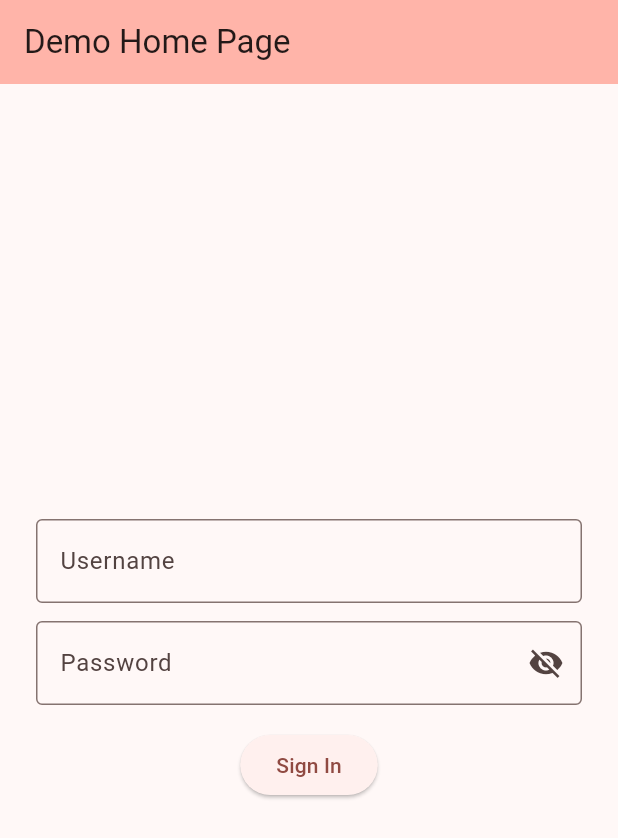
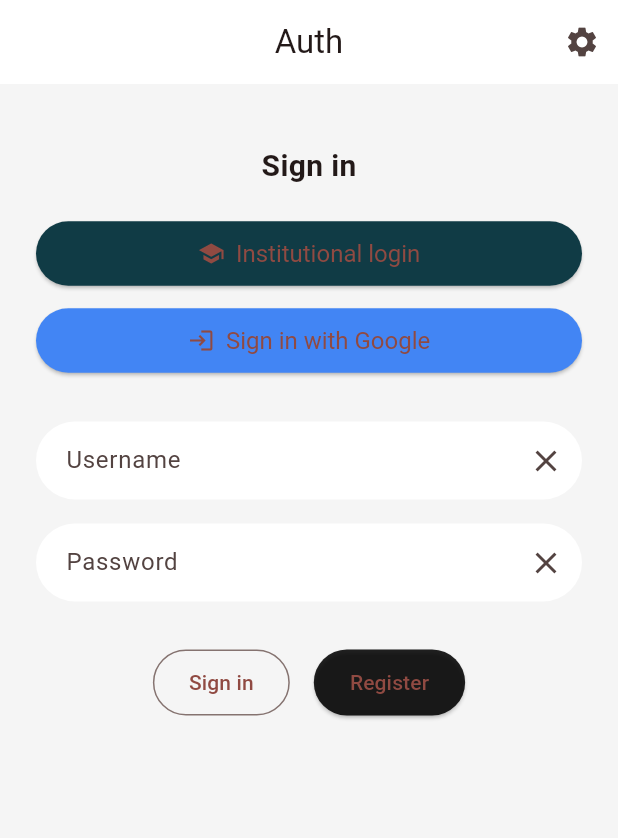
Before and after one commit to LD-UO/SEG4105-POC, a Flutter app: the screen it shows after launch, on a phone screen of 412 x 824 dp. Shown: the top 838 px of the screen. Run offline on Flutter 3.47's test engine with Material 3 defaults, Android fonts, the phone set to English and light mode, and no system bars; our stand-ins replace image_picker.

Commit message:
raindrop drop top, added auth screen

```diff
--- /dev/null
+++ b/flutter_app/lib/auth_screen.dart
@@ -0,0 +1,161 @@
+import 'package:flutter/material.dart';
+
+import 'photo_upload.dart';
+
+class AuthScreen extends StatefulWidget {
+  const AuthScreen({super.key});
+
+  @override
+  State<AuthScreen> createState() => _AuthScreenState();
+}
+
+class _AuthScreenState extends State<AuthScreen> {
+  final TextEditingController _username = TextEditingController();
+  final TextEditingController _password = TextEditingController();
+
+  @override
+  void dispose() {
+    _username.dispose();
+    _password.dispose();
+    super.dispose();
+  }
+
+  void _goToUpload() {
+    Navigator.of(context).push(
+      MaterialPageRoute(builder: (_) => const PhotoUploadPage()),
+    );
+  }
+
+  void _showComingSoon(String label) {
+    ScaffoldMessenger.of(context).showSnackBar(
+      SnackBar(content: Text('$label not wired (POC).')),
+    );
+  }
+
+  @override
+  Widget build(BuildContext context) {
+    return Scaffold(
+      backgroundColor: Colors.grey[100],
+      appBar: AppBar(
+        centerTitle: true,
+        title: const Text('Auth'),
+        backgroundColor: Colors.white,
+        elevation: 0,
+        actions: [
+          IconButton(
+            icon: const Icon(Icons.settings),
+            onPressed: () => _showComingSoon('Settings'),
+          ),
+        ],
+      ),
+      body: Padding(
+        padding: const EdgeInsets.symmetric(horizontal: 24),
+        child: Column(
+          crossAxisAlignment: CrossAxisAlignment.center,
+          children: [
+            const SizedBox(height: 40),
+            const Text(
+              'Sign in',
+              style: TextStyle(fontSize: 20, fontWeight: FontWeight.bold),
+            ),
+            const SizedBox(height: 20),
+            SizedBox(
+              width: double.infinity,
+              child: ElevatedButton.icon(
+                onPressed: () => _showComingSoon('Institutional login'),
+                icon: const Icon(Icons.school),
+                label: const Text('Institutional login'),
+                style: ElevatedButton.styleFrom(
+                  backgroundColor: const Color(0xFF103B45),
+                  padding: const EdgeInsets.symmetric(vertical: 12),
+                  textStyle: const TextStyle(fontSize: 16),
+                ),
+              ),
+            ),
+            const SizedBox(height: 10),
+            SizedBox(
+              width: double.infinity,
+              child: ElevatedButton.icon(
+                onPressed: () => _showComingSoon('Google login'),
+                icon: const Icon(Icons.login),
+                label: const Text('Sign in with Google'),
+                style: ElevatedButton.styleFrom(
+                  backgroundColor: const Color(0xFF4285F4),
+                  padding: const EdgeInsets.symmetric(vertical: 12),
+                  textStyle: const TextStyle(fontSize: 16),
+                ),
+              ),
+            ),
+            const SizedBox(height: 30),
+            TextField(
+              controller: _username,
+              decoration: InputDecoration(
+                hintText: 'Username',
+                suffixIcon: IconButton(
+                  icon: const Icon(Icons.clear),
+                  onPressed: () => _username.clear(),
+                ),
+                filled: true,
+                fillColor: Colors.white,
+                contentPadding:
+                    const EdgeInsets.symmetric(vertical: 14, horizontal: 16),
+                border: OutlineInputBorder(
+                  borderRadius: BorderRadius.circular(30),
+                  borderSide: BorderSide.none,
+                ),
+              ),
+            ),
+            const SizedBox(height: 16),
+            TextField(
+              controller: _password,
+              obscureText: true,
+              decoration: InputDecoration(
+                hintText: 'Password',
+                suffixIcon: IconButton(
+                  icon: const Icon(Icons.clear),
+                  onPressed: () => _password.clear(),
+                ),
+                filled: true,
+                fillColor: Colors.white,
+                contentPadding:
+                    const EdgeInsets.symmetric(vertical: 14, horizontal: 16),
+                border: OutlineInputBorder(
+                  borderRadius: BorderRadius.circular(30),
+                  borderSide: BorderSide.none,
+                ),
+              ),
+            ),
+            const SizedBox(height: 30),
+            Row(
+              mainAxisAlignment: MainAxisAlignment.center,
+              children: [
+                OutlinedButton(
+                  onPressed: _goToUpload,
+                  style: OutlinedButton.styleFrom(
+                    padding: const EdgeInsets.symmetric(
+                      vertical: 12,
+                      horizontal: 24,
+                    ),
+                  ),
+                  child: const Text('Sign in'),
+                ),
+                const SizedBox(width: 16),
+                ElevatedButton(
+                  onPressed: () => _showComingSoon('Register'),
+                  style: ElevatedButton.styleFrom(
+                    backgroundColor: Colors.black87,
+                    padding: const EdgeInsets.symmetric(
+                      vertical: 12,
+                      horizontal: 24,
+                    ),
+                  ),
+                  child: const Text('Register'),
+                ),
+              ],
+            ),
+          ],
+        ),
+      ),
+    );
+  }
+}
--- a/flutter_app/lib/main.dart
+++ b/flutter_app/lib/main.dart
@@ -1,5 +1,5 @@
 import 'package:flutter/material.dart';
-import 'photo_upload.dart'; // added import for the new view
+import 'auth_screen.dart';
 
 void main() {
   runApp(const MyApp());
@@ -31,123 +31,7 @@ class MyApp extends StatelessWidget {
         // tested with just a hot reload.
         colorScheme: ColorScheme.fromSeed(seedColor: Colors.red),
       ),
-      home: const MyHomePage(title: 'Demo Home Page'),
+      home: const AuthScreen(),
     );
   }
 }
-
-class MyHomePage extends StatefulWidget {
-  const MyHomePage({super.key, required this.title});
-
-  // This widget is the home page of your application. It is stateful, meaning
-  // that it has a State object (defined below) that contains fields that affect
-  // how it looks.
-
-  // This class is the configuration for the state. It holds the values (in this
-  // case the title) provided by the parent (in this case the App widget) and
-  // used by the build method of the State. Fields in a Widget subclass are
-  // always marked "final".
-
-  final String title;
-
-  @override
-  State<MyHomePage> createState() => _MyHomePageState();
-}
-
-class _MyHomePageState extends State<MyHomePage> {
-  // added form key and controllers
-  final _formKey = GlobalKey<FormState>();
-  final TextEditingController _usernameController = TextEditingController();
-  final TextEditingController _passwordController = TextEditingController();
-  bool _obscurePassword = true;
-
-  @override
-  void dispose() {
-    _usernameController.dispose();
-    _passwordController.dispose();
-    super.dispose();
-  }
-
-  @override
-  Widget build(BuildContext context) {
-    // The Flutter framework has been optimized to make rerunning build methods
-    // fast, so that you can just rebuild anything that needs updating rather
-    // than having to individually change instances of widgets.
-    return Scaffold(
-      appBar: AppBar(
-        // TRY THIS: Try changing the color here to a specific color (to
-        // Colors.amber, perhaps?) and trigger a hot reload to see the AppBar
-        // change color while the other colors stay the same.
-        backgroundColor: Theme.of(context).colorScheme.inversePrimary,
-        // Here we take the value from the MyHomePage object that was created by
-        // the App.build method, and use it to set our appbar title.
-        title: Text(widget.title),
-      ),
-      body: Center(
-        child: Padding(
-          padding: const EdgeInsets.symmetric(horizontal: 24.0),
-          child: Form(
-            key: _formKey,
-            child: Column(
-              mainAxisAlignment: MainAxisAlignment.center,
-              children: <Widget>[
-                // username field
-                TextFormField(
-                  controller: _usernameController,
-                  decoration: const InputDecoration(
-                    labelText: 'Username',
-                    border: OutlineInputBorder(),
-                  ),
-                  validator: (value) {
-                    if (value == null || value.isEmpty) {
-                      return 'Please enter your username';
-                    }
-                    return null;
-                  },
-                ),
-                const SizedBox(height: 12),
-                // password field
-                TextFormField(
-                  controller: _passwordController,
-                  obscureText: _obscurePassword,
-                  decoration: InputDecoration(
-                    labelText: 'Password',
-                    border: const OutlineInputBorder(),
-                    suffixIcon: IconButton(
-                      icon: Icon(
-                        _obscurePassword ? Icons.visibility_off : Icons.visibility,
-                      ),
-                      onPressed: () {
-                        setState(() {
-                          _obscurePassword = !_obscurePassword;
-                        });
-                      },
-                    ),
-                  ),
-                  validator: (value) {
-                    if (value == null || value.isEmpty) {
-                      return 'Please enter your password';
-                    }
-                    return null;
-                  },
-                ),
-                const SizedBox(height: 16),
-                // sign in button validates form before navigating
-                ElevatedButton(
-                  onPressed: () {
-                    if (_formKey.currentState?.validate() ?? false) {
-                      Navigator.of(context).push(
-                        MaterialPageRoute(builder: (_) => const PhotoUploadPage()),
-                      );
-                    }
-                  },
-                  child: const Text('Sign In'),
-                ),
-              ],
-            ),
-          ),
-        ),
-      ),
-    );
-  }
-}
```
